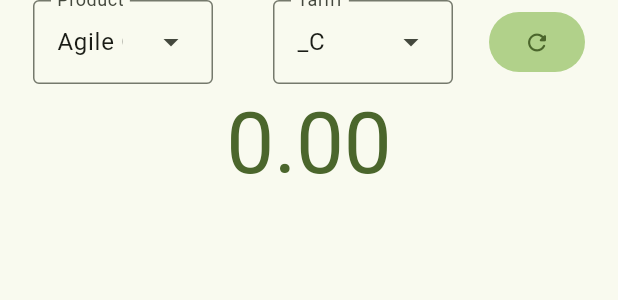
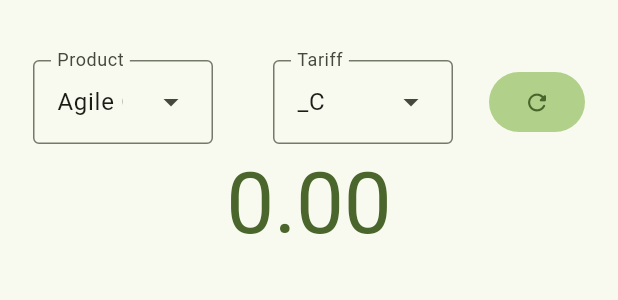
Before and after one commit to Anand5329/electricity_prices_carbon_intensity, a Flutter app: the ElectricityPricesPage widget shown alone on an empty page, opened directly, on a phone screen of 412 x 824 dp. Shown: the top 300 px of the screen. Run offline on Flutter 3.47's test engine with Material 3 defaults, Android fonts, the phone set to English and light mode, and no system bars; our stand-ins replace fl_chart, logger; network calls fail; statements that could not run were skipped.

Commit message:
[feat] Increased spacing at the top.

```diff
--- a/lib/widgets/carbonIntensity.dart
+++ b/lib/widgets/carbonIntensity.dart
@@ -122,7 +122,7 @@ class _CarbonIntensityPageState extends State<CarbonIntensityPage> {
         child: Column(
           mainAxisAlignment: MainAxisAlignment.center,
           children: <Widget>[
-            const SizedBox(height: 20),
+            const SizedBox(height: 40),
             Row(
               mainAxisAlignment: MainAxisAlignment.center,
               children: [
--- a/lib/widgets/electricty.dart
+++ b/lib/widgets/electricty.dart
@@ -112,6 +112,7 @@ class _ElectricityPricesPageState extends State<ElectricityPricesPage> {
             child: Column(
               mainAxisAlignment: MainAxisAlignment.center,
               children: <Widget>[
+                const SizedBox(height: 40),
                 Row(
                   mainAxisAlignment: MainAxisAlignment.center,
                   children: [
```
